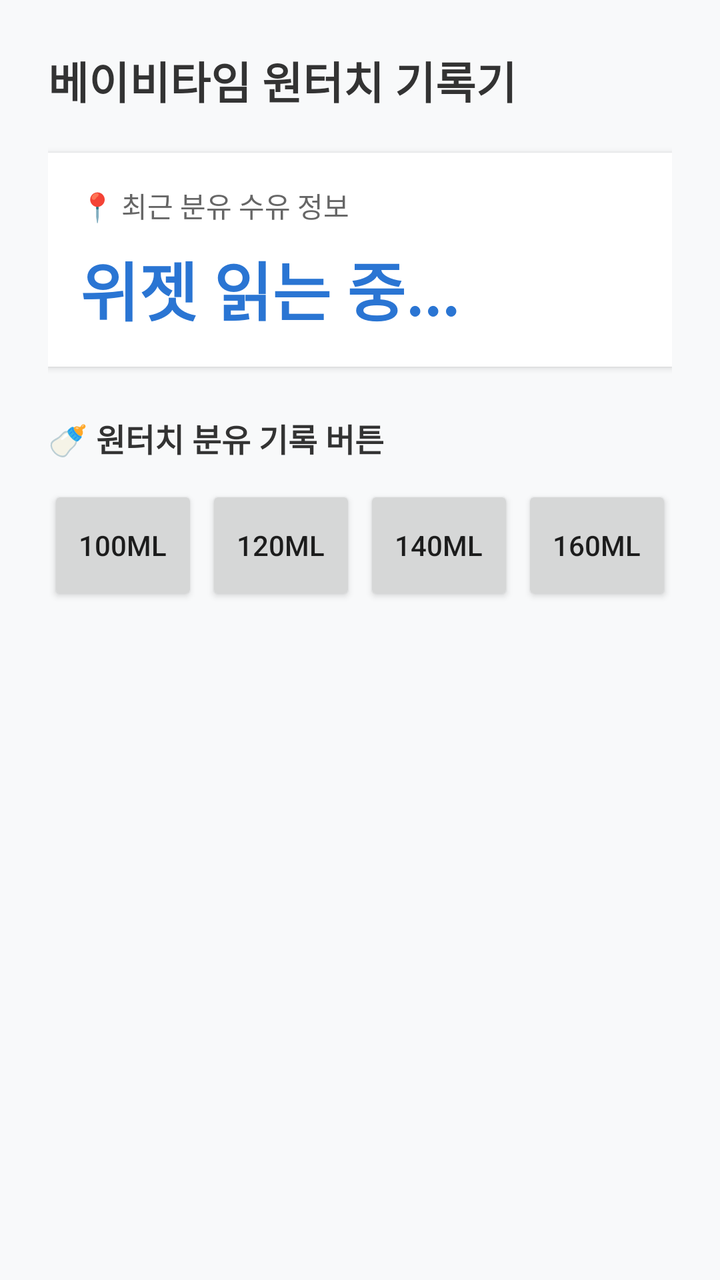
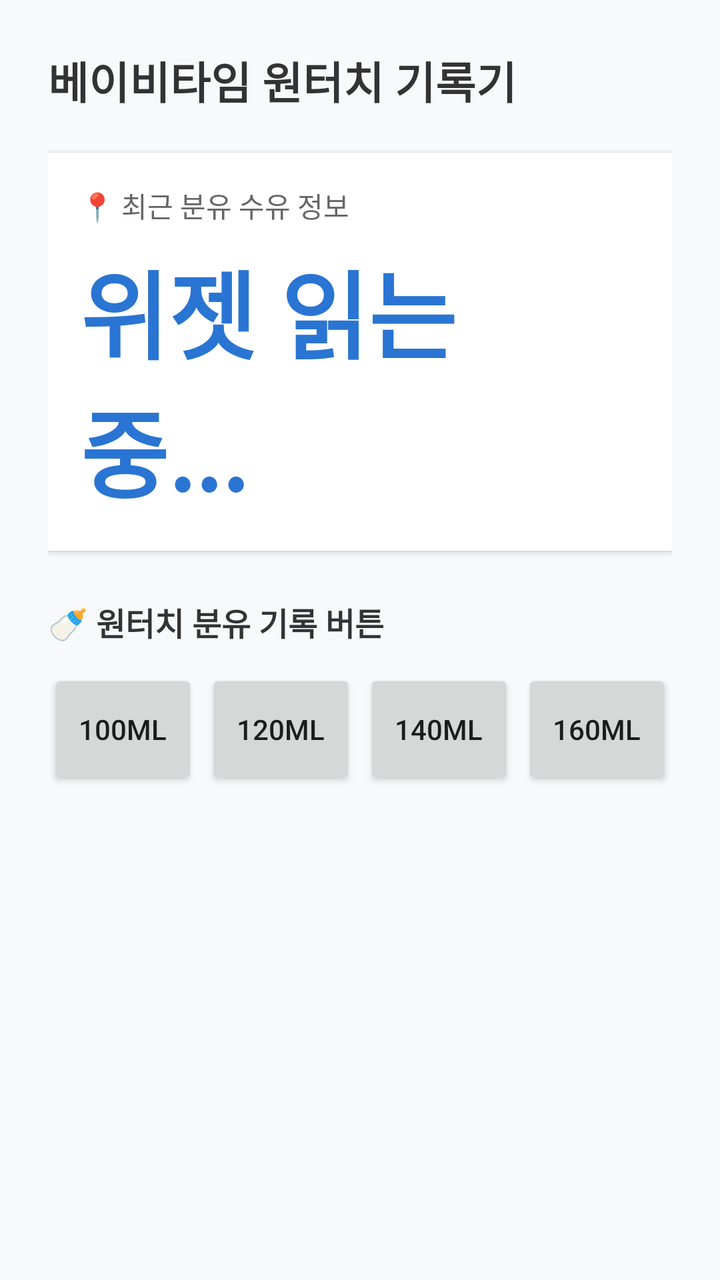

Screens rendered from an Android XML layout before and after an edit, with the pre-edit source and the edit as a unified diff.
<!-- AndroidManifest.xml: application theme android:Theme.Material.Light -->
<!-- res/layout/activity_main.xml -->
<?xml version="1.0" encoding="utf-8"?>
<LinearLayout xmlns:android="http://schemas.android.com/apk/res/android"
    android:layout_width="match_parent"
    android:layout_height="match_parent"
    android:orientation="vertical"
    android:padding="24dp"
    android:background="#F8F9FA">

    <TextView
        android:layout_width="wrap_content"
        android:layout_height="wrap_content"
        android:text="베이비타임 원터치 기록기"
        android:textSize="22sp"
        android:textStyle="bold"
        android:textColor="#333333"
        android:layout_marginBottom="20dp" />

    
    <LinearLayout
        android:layout_width="match_parent"
        android:layout_height="wrap_content"
        android:orientation="vertical"
        android:padding="16dp"
        android:background="#FFFFFF"
        android:elevation="2dp"
        android:layout_marginBottom="24dp">

        <TextView
            android:layout_width="wrap_content"
            android:layout_height="wrap_content"
            android:text="📍 최근 분유 수유 정보"
            android:textSize="14sp"
            android:textColor="#666666" />

        <TextView
            android:id="@+id/resultTextView"
            android:layout_width="wrap_content"
            android:layout_height="wrap_content"
            android:text="위젯 읽는 중..."
            android:textSize="32sp"
            android:textStyle="bold"
            android:textColor="#2A75D3"
            android:layout_marginTop="8dp" />
    </LinearLayout>

    <TextView
        android:layout_width="wrap_content"
        android:layout_height="wrap_content"
        android:text="🍼 원터치 분유 기록 버튼"
        android:textSize="16sp"
        android:textStyle="bold"
        android:textColor="#333333"
        android:layout_marginBottom="12dp" />

    
    <LinearLayout
        android:layout_width="match_parent"
        android:layout_height="wrap_content"
        android:orientation="horizontal"
        android:weightSum="4">

        <Button
            android:id="@+id/btn100"
            android:layout_width="0dp"
            android:layout_height="60dp"
            android:layout_weight="1"
            android:text="100ml"
            android:layout_marginEnd="4dp" />

        <Button
            android:id="@+id/btn120"
            android:layout_width="0dp"
            android:layout_height="60dp"
            android:layout_weight="1"
            android:text="120ml"
            android:layout_marginEnd="4dp" />

        <Button
            android:id="@+id/btn140"
            android:layout_width="0dp"
            android:layout_height="60dp"
            android:layout_weight="1"
            android:text="140ml"
            android:layout_marginEnd="4dp" />

        <Button
            android:id="@+id/btn160"
            android:layout_width="0dp"
            android:layout_height="60dp"
            android:layout_weight="1"
            android:text="160ml" />
    </LinearLayout>

</LinearLayout>
<!-- resources referenced by this layout -->
<resources>

</resources>

<!-- the commit's change to res/layout/activity_main.xml (unified diff, before → after) -->
@@ -37,7 +37,7 @@
             android:layout_width="wrap_content"
             android:layout_height="wrap_content"
             android:text="위젯 읽는 중..."
-            android:textSize="32sp"
+            android:textSize="48sp"
             android:textStyle="bold"
             android:textColor="#2A75D3"
             android:layout_marginTop="8dp" />
